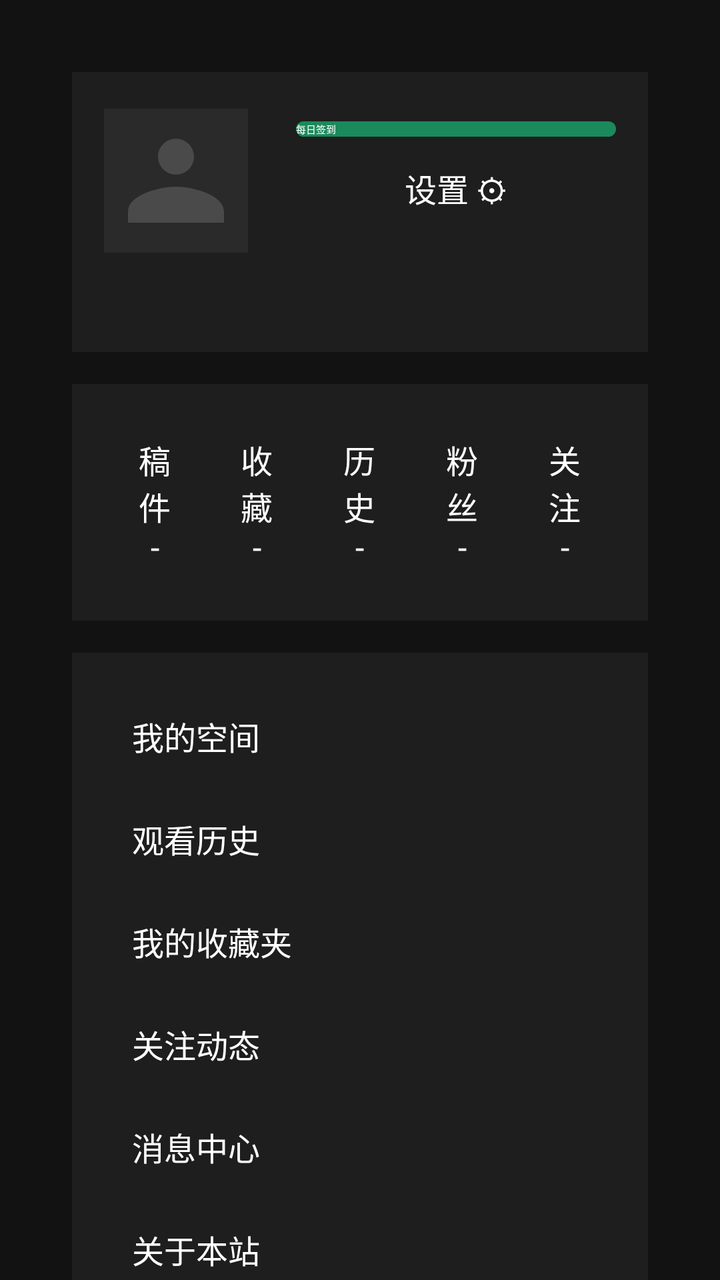
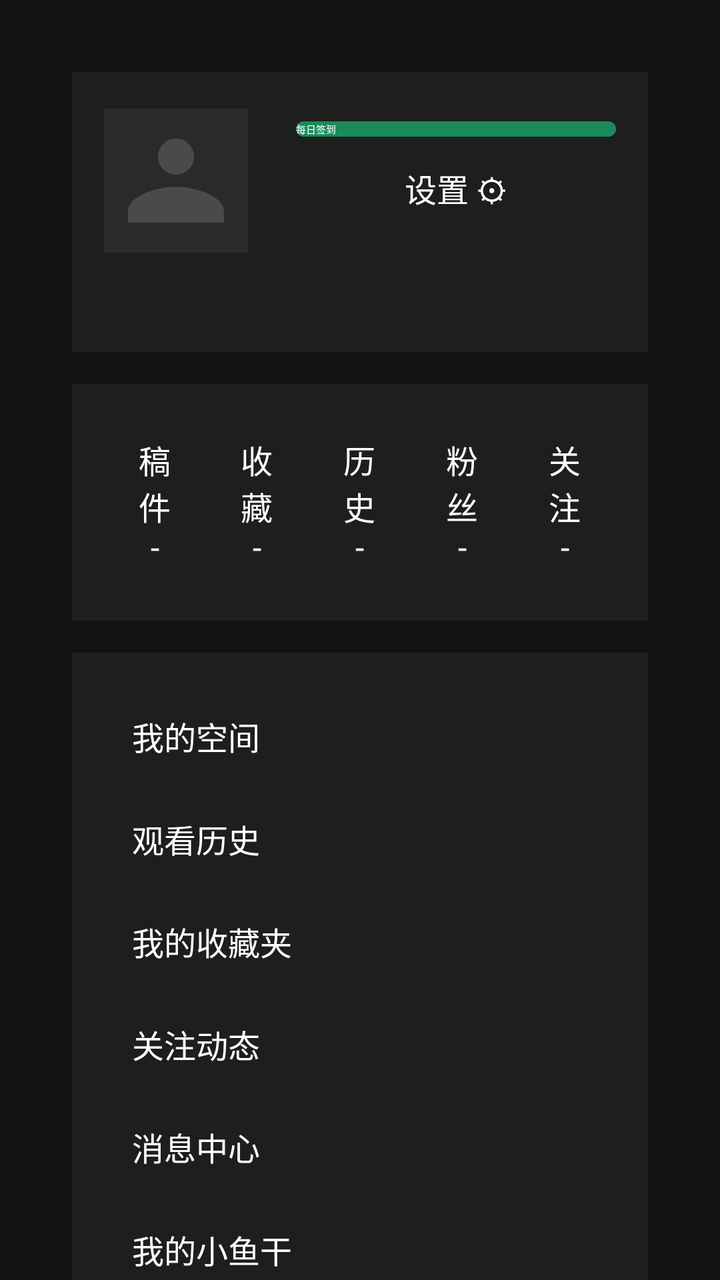

Screens rendered from an Android XML layout before and after an edit, with the pre-edit source and the edit as a unified diff.
<!-- AndroidManifest.xml: activity theme Theme.LingXiTV.NoActionBar -->
<!-- res/layout/activity_profile.xml -->
<?xml version="1.0" encoding="utf-8"?>
<ScrollView xmlns:android="http://schemas.android.com/apk/res/android"
    android:layout_width="match_parent"
    android:layout_height="match_parent"
    android:background="@color/bg_dark"
    android:fillViewport="true">

    <LinearLayout
        android:layout_width="match_parent"
        android:layout_height="wrap_content"
        android:orientation="vertical"
        android:padding="36dp"
        android:maxWidth="860dp">

        
        <LinearLayout style="@style/SettingsCard"
            android:orientation="vertical">

            <LinearLayout
                android:layout_width="match_parent"
                android:layout_height="wrap_content"
                android:orientation="horizontal"
                android:gravity="center_vertical">

                <ImageView
                    android:id="@+id/ivAvatar"
                    android:layout_width="72dp"
                    android:layout_height="72dp"
                    android:background="@color/card_bg"
                    android:scaleType="centerCrop"
                    android:src="@drawable/ic_avatar_placeholder"
                    android:contentDescription="头像" />

                <LinearLayout
                    android:layout_width="0dp"
                    android:layout_height="wrap_content"
                    android:layout_weight="1"
                    android:orientation="vertical"
                    android:layout_marginStart="16dp">

                    <TextView
                        android:id="@+id/tvNickname"
                        android:layout_width="wrap_content"
                        android:layout_height="wrap_content"
                        android:textColor="@color/text_primary"
                        android:textSize="24sp"
                        android:textStyle="bold" />

                    <TextView
                        android:id="@+id/tvMeta"
                        android:layout_width="wrap_content"
                        android:layout_height="wrap_content"
                        android:textColor="@color/text_secondary"
                        android:textSize="14sp"
                        android:layout_marginTop="4dp" />

                    <TextView
                        android:id="@+id/tvExp"
                        android:layout_width="wrap_content"
                        android:layout_height="wrap_content"
                        android:textColor="@color/lingxi_green_light"
                        android:textSize="13sp"
                        android:layout_marginTop="4dp" />
                </LinearLayout>

                
                <LinearLayout
                    android:layout_width="wrap_content"
                    android:layout_height="wrap_content"
                    android:orientation="vertical"
                    android:gravity="center_horizontal">

                    <Button
                        android:id="@+id/btnCheckin"
                        android:layout_width="wrap_content"
                        android:layout_height="wrap_content"
                        android:text="每日签到"
                        android:background="@drawable/btn_primary"
                        android:textColor="@android:color/white"
                        android:minWidth="160dp"
                        android:focusable="true"
                        android:clickable="true" />

                    <TextView
                        android:id="@+id/tvSettings"
                        style="@style/SettingsItem"
                        android:layout_width="wrap_content"
                        android:text="设置 ⚙" />
                </LinearLayout>
            </LinearLayout>

            <TextView
                android:id="@+id/tvBio"
                android:layout_width="match_parent"
                android:layout_height="wrap_content"
                android:textColor="@color/text_secondary"
                android:textSize="14sp"
                android:layout_marginTop="12dp" />
        </LinearLayout>

        
        <LinearLayout style="@style/SettingsCard"
            android:orientation="horizontal"
            android:layout_marginTop="16dp">

            <TextView android:id="@+id/tvStatWorks" style="@style/StatItem" android:text="稿件\n-" />
            <TextView android:id="@+id/tvStatFav" style="@style/StatItem" android:text="收藏\n-" />
            <TextView android:id="@+id/tvStatHistory" style="@style/StatItem" android:text="历史\n-" />
            <TextView android:id="@+id/tvStatFans" style="@style/StatItem" android:text="粉丝\n-" />
            <TextView android:id="@+id/tvStatFollow" style="@style/StatItem" android:text="关注\n-" />
        </LinearLayout>

        
        <LinearLayout style="@style/SettingsCard"
            android:orientation="vertical"
            android:layout_marginTop="16dp">

            <TextView android:id="@+id/menuMySpace" style="@style/SettingsItem" android:text="我的空间" />
            <TextView android:id="@+id/menuHistory" style="@style/SettingsItem" android:text="观看历史" />
            <TextView android:id="@+id/menuFavorites" style="@style/SettingsItem" android:text="我的收藏夹" />
            <TextView android:id="@+id/menuFollowing" style="@style/SettingsItem" android:text="关注动态" />
            <TextView android:id="@+id/menuMessages" style="@style/SettingsItem" android:text="消息中心" />
            <TextView android:id="@+id/menuAdmin" style="@style/SettingsItem" android:text="管理后台" android:visibility="gone" />
            <TextView android:id="@+id/menuAbout" style="@style/SettingsItem" android:text="关于本站" />
        </LinearLayout>

    </LinearLayout>
</ScrollView>
<!-- resources referenced by this layout -->
<resources>
  <color name="bg_dark">#121212</color>
  <color name="card_bg">#1E1E1E</color>
  <color name="lingxi_green_light">#2eb87c</color>
  <color name="text_primary">#FFFFFF</color>
  <color name="text_secondary">#B0B0B0</color>
  <!-- drawable ic_avatar_placeholder (drawable) -->
  <?xml version="1.0" encoding="utf-8"?>
  <vector xmlns:android="http://schemas.android.com/apk/res/android"
      android:width="96dp"
      android:height="96dp"
      android:viewportWidth="96"
      android:viewportHeight="96">
      <path
          android:fillColor="#2A2A2A"
          android:pathData="M0,0h96v96h-96z" />
      <path
          android:fillColor="#4A4A4A"
          android:pathData="M48,44c6.6,0 12,-5.4 12,-12s-5.4,-12 -12,-12 -12,5.4 -12,12 5.4,12 12,12zM48,52c-11,0 -32,5.5 -32,16.5V76h64v-7.5C80,57.5 59,52 48,52z" />
  </vector>
  <style name="SettingsCard">
          <item name="android:layout_width">match_parent</item>
          <item name="android:layout_height">wrap_content</item>
          <item name="android:background">@color/card_bg</item>
          <item name="android:padding">16dp</item>
      </style>
  <style name="SettingsItem">
          <item name="android:layout_width">match_parent</item>
          <item name="android:layout_height">wrap_content</item>
          <item name="android:textColor">@color/text_primary</item>
          <item name="android:textSize">16sp</item>
          <item name="android:padding">14dp</item>
          <item name="android:focusable">true</item>
          <item name="android:clickable">true</item>
          <item name="android:background">@drawable/sel_row_focus</item>
      </style>
  <style name="StatItem">
          <item name="android:layout_width">0dp</item>
          <item name="android:layout_height">wrap_content</item>
          <item name="android:layout_weight">1</item>
          <item name="android:gravity">center</item>
          <item name="android:textColor">@color/text_primary</item>
          <item name="android:textSize">16sp</item>
          <item name="android:padding">10dp</item>
      </style>
  <style name="Theme.LingXiTV.NoActionBar" parent="Theme.LingXiTV">
          <item name="windowActionBar">false</item>
          <item name="windowNoTitle">true</item>
      </style>
  <color name="lingxi_green_dark">#127049</color>
  <color name="white">#FFFFFF</color>
  <color name="lingxi_green">#1a8a5c</color>
  <style name="Theme.LingXiTV" parent="@style/Theme.Leanback">
          <item name="colorPrimary">@color/lingxi_green</item>
          <item name="colorPrimaryDark">@color/lingxi_green_dark</item>
          <item name="colorAccent">@color/lingxi_green_light</item>
          <item name="android:windowBackground">@color/bg_dark</item>
          <item name="android:statusBarColor">@color/bg_dark</item>
          <item name="android:navigationBarColor">@color/bg_dark</item>
          
          <item name="alertDialogTheme">@style/Theme.LingXiTV.Dialog</item>
      </style>
  <color name="card_focus">#2B3F35</color>
  <style name="Theme.LingXiTV.Dialog" parent="Theme.AppCompat.Dialog.Alert">
          <item name="colorPrimary">@color/lingxi_green</item>
          <item name="colorPrimaryDark">@color/lingxi_green_dark</item>
          <item name="colorAccent">@color/lingxi_green_light</item>
      </style>
  <!-- unchanged entries left out for length: 2 -->
</resources>

<!-- the commit's change to res/layout/activity_profile.xml (unified diff, before → after) -->
@@ -120,6 +120,8 @@
             <TextView android:id="@+id/menuFavorites" style="@style/SettingsItem" android:text="我的收藏夹" />
             <TextView android:id="@+id/menuFollowing" style="@style/SettingsItem" android:text="关注动态" />
             <TextView android:id="@+id/menuMessages" style="@style/SettingsItem" android:text="消息中心" />
+            <TextView android:id="@+id/menuCoins" style="@style/SettingsItem" android:text="我的小鱼干" />
+            <TextView android:id="@+id/menuVip" style="@style/SettingsItem" android:text="大会员" />
             <TextView android:id="@+id/menuAdmin" style="@style/SettingsItem" android:text="管理后台" android:visibility="gone" />
             <TextView android:id="@+id/menuAbout" style="@style/SettingsItem" android:text="关于本站" />
         </LinearLayout>
